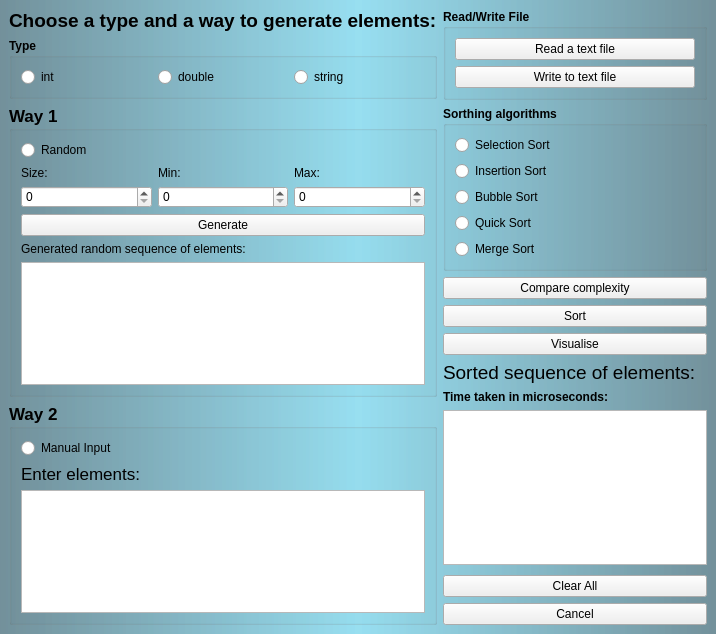
Qt form sortingalgorithms.ui (RitaPlusPlus/sorting) before a commit.
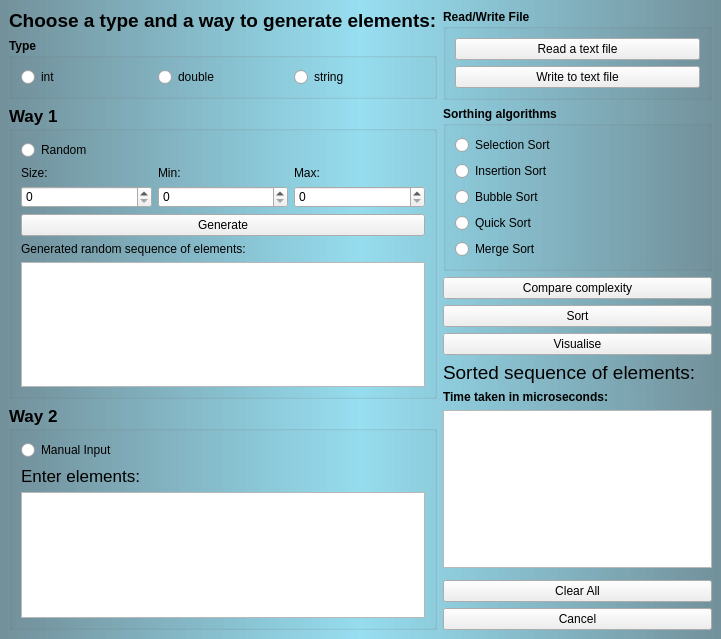
The same form after that commit.

Patch:
```diff
--- a/sortingalgorithms.ui
+++ b/sortingalgorithms.ui
@@ -9,8 +9,8 @@
    <rect>
     <x>0</x>
     <y>0</y>
-    <width>716</width>
-    <height>634</height>
+    <width>721</width>
+    <height>639</height>
    </rect>
   </property>
   <property name="minimumSize">
```
Left out of the diff: 2 changed lines with no effect on the pictures.
